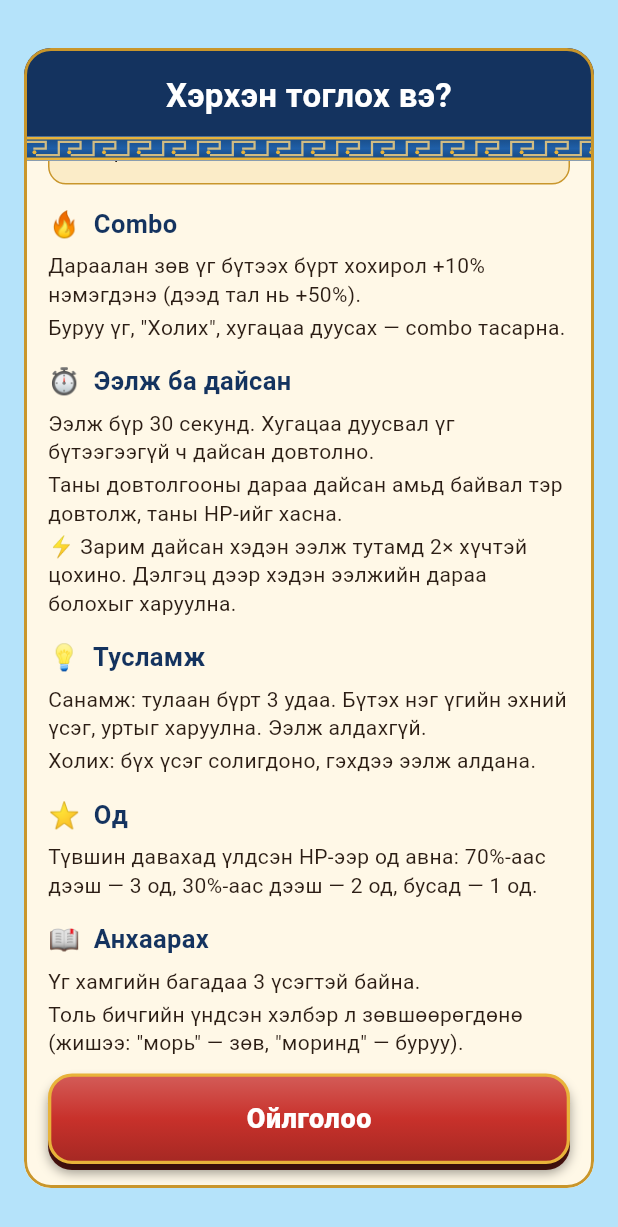
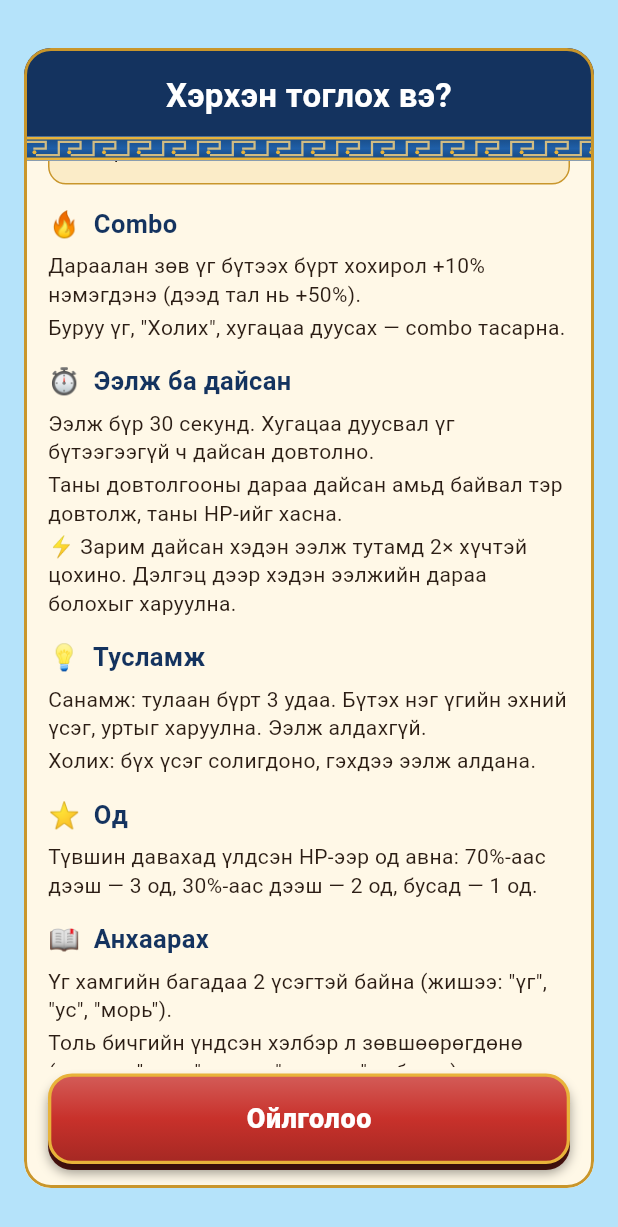
Before and after one commit to Baagii-dev/word_game, a Flutter app: the _RulesDialog widget shown alone on an empty page, opened directly, scrolled down 576 dp, on a phone screen of 412 x 824 dp. Shown: the top 1227 px of the screen. Run offline on Flutter 3.47's test engine with Material 3 defaults, Android fonts, the phone set to English and light mode, and no system bars; our stand-ins replace shared_preferences; accounts and stored records are empty; statements that could not run were skipped.

Commit message:
2 usegc gsn ug shuude omog😭 / 2 usegtei bj bln gd bolgtsn

```diff
--- a/lib/core/constants.dart
+++ b/lib/core/constants.dart
@@ -2,7 +2,7 @@
 /// Тоглоомыг хүндрүүлэх/хөнгөвчлөх бол зөвхөн энд өөрчилнө.
 class GameConfig {
   static const int boardSize = 12; // самбар дээрх үсгийн тоо
-  static const int minWordLength = 3; // хамгийн богино зөвшөөрөгдөх үг
+  static const int minWordLength = 2; // хамгийн богино зөвшөөрөгдөх үг (2 үсэгтэй үг орно)
   static const int turnSeconds = 30; // нэг ээлжийн хугацаа
   static const int maxSameLetter = 3; // нэг үсэг самбарт хамгийн ихдээ хэд байх
   static const double minVowelRatio = 0.35; // эгшиг багадаа 35%
--- a/lib/widgets/rules_dialog.dart
+++ b/lib/widgets/rules_dialog.dart
@@ -1,11 +1,11 @@
 import 'package:flutter/material.dart';
 
 import '../core/constants.dart';
+import '../design/ornament_strip.dart';
 import '../design/theme.dart';
+import '../models/letter_tile.dart';
 import 'game_button.dart';
 import 'letter_tile_widget.dart';
-import '../models/letter_tile.dart';
-import '../design/ornament_strip.dart';
 
 /// "Хэрхэн тоглох вэ?" — хэсэг хэсгээр, жишээтэй заавар.
 Future<void> showRulesDialog(BuildContext context) {
@@ -103,7 +103,7 @@ class _RulesDialog extends StatelessWidget {
                     icon: '📖',
                     title: 'Анхаарах',
                     lines: [
-                      'Үг хамгийн багадаа ${GameConfig.minWordLength} үсэгтэй байна.',
+                      'Үг хамгийн багадаа ${GameConfig.minWordLength} үсэгтэй байна (жишээ: "үг", "ус", "морь").',
                       'Толь бичгийн үндсэн хэлбэр л зөвшөөрөгдөнө (жишээ: "морь" — зөв, "моринд" — буруу).',
                       'Нэг дайсантай тулалдахдаа ижил үгийг давтаж болохгүй.',
                       'Буруу үг бол ээлж алдахгүй, зөвхөн сонголт арилна.',
@@ -246,7 +246,7 @@ class _DamageExample extends StatelessWidget {
             ),
             const SizedBox(height: 4),
             const Text(
-              '• 3–4 үсэг: ×1\n• 5–6 үсэг: ×1.5\n• 7–8 үсэг: ×2\n• 9+ үсэг: ×3',
+              '• 2–4 үсэг: ×1\n• 5–6 үсэг: ×1.5\n• 7–8 үсэг: ×2\n• 9+ үсэг: ×3',
               style: TextStyle(
                 fontSize: 14,
                 height: 1.4,
```
Also changed, not shown: 3 other files.
